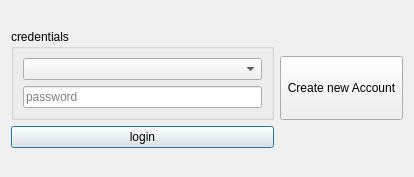
Above: GonzalesApp/ui/dialogs/logindialog.ui from szymonpi/Gonzales before the change. Below: the same form after it.
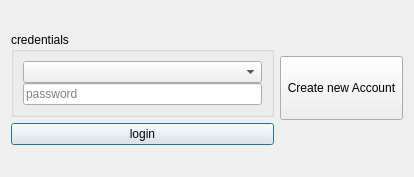
That is the form after the change.

Diff of the .ui file:
```diff
--- a/GonzalesApp/ui/dialogs/logindialog.ui
+++ b/GonzalesApp/ui/dialogs/logindialog.ui
@@ -24,6 +24,9 @@
           <string>credentials</string>
          </property>
          <layout class="QVBoxLayout" name="verticalLayout">
+          <property name="spacing">
+           <number>0</number>
+          </property>
           <item>
            <widget class="QComboBox" name="comboBoxAccounts">
             <property name="editable">
@@ -39,8 +42,11 @@
           </item>
           <item>
            <widget class="QLineEdit" name="lineEditPassword">
+            <property name="text">
+             <string/>
+            </property>
             <property name="echoMode">
-             <enum>QLineEdit::Password</enum>
+             <enum>QLineEdit::Normal</enum>
             </property>
             <property name="placeholderText">
              <string>password</string>
```
